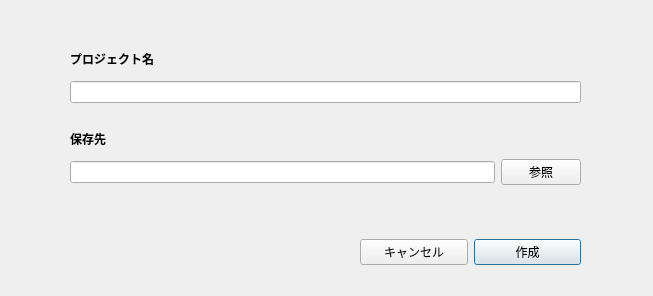
Before: the Qt Designer form src/main/python/view/ui/new_project.ui in RUTILEA/SDTest, drawn with Qt 5.
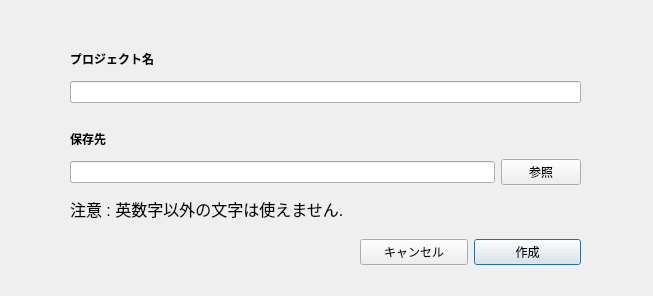
After: the same form once the commit is applied.

Diff of the .ui file:
```diff
--- a/src/main/python/view/ui/new_project.ui
+++ b/src/main/python/view/ui/new_project.ui
@@ -30,7 +30,7 @@
      <x>70</x>
      <y>130</y>
      <width>511</width>
-     <height>61</height>
+     <height>91</height>
     </rect>
    </property>
    <layout class="QGridLayout" name="save_location_layout">
@@ -82,6 +82,18 @@
       </property>
      </widget>
     </item>
+    <item row="3" column="0">
+     <widget class="QLabel" name="notation_label">
+      <property name="font">
+       <font>
+        <pointsize>12</pointsize>
+       </font>
+      </property>
+      <property name="text">
+       <string>注意 : 英数字以外の文字は使えません.</string>
+      </property>
+     </widget>
+    </item>
    </layout>
   </widget>
   <widget class="QWidget" name="verticalLayoutWidget_2">
```
